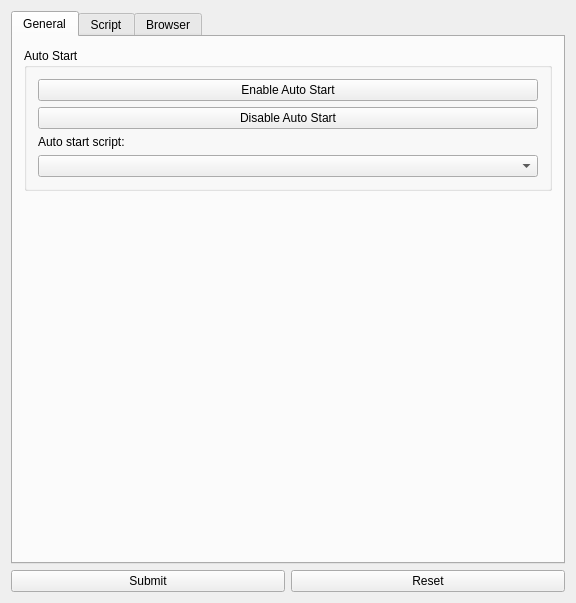
junity233/Concentrating, file Concentrating/SettingPage.ui: the form before one commit.
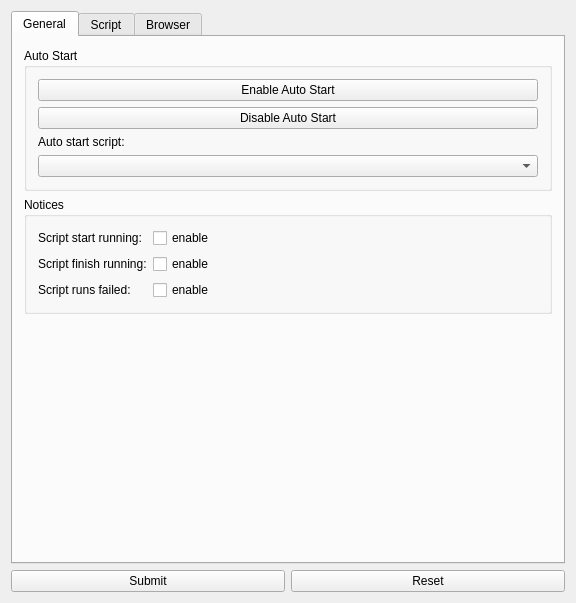
The form after the commit.

```diff
--- a/Concentrating/SettingPage.ui
+++ b/Concentrating/SettingPage.ui
@@ -57,6 +57,57 @@
          </layout>
         </widget>
        </item>
+       <item>
+        <widget class="QGroupBox" name="notices">
+         <property name="title">
+          <string>Notices</string>
+         </property>
+         <layout class="QFormLayout" name="formLayout">
+          <item row="0" column="0">
+           <widget class="QLabel" name="label_3">
+            <property name="text">
+             <string>Script start running:</string>
+            </property>
+           </widget>
+          </item>
+          <item row="0" column="1">
+           <widget class="QCheckBox" name="noticeScriptStart">
+            <property name="text">
+             <string>enable</string>
+            </property>
+           </widget>
+          </item>
+          <item row="1" column="0">
+           <widget class="QLabel" name="label_4">
+            <property name="text">
+             <string>Script finish running:</string>
+            </property>
+           </widget>
+          </item>
+          <item row="1" column="1">
+           <widget class="QCheckBox" name="noticeScriptFinish">
+            <property name="text">
+             <string>enable</string>
+            </property>
+           </widget>
+          </item>
+          <item row="2" column="0">
+           <widget class="QLabel" name="label_5">
+            <property name="text">
+             <string>Script runs failed:</string>
+            </property>
+           </widget>
+          </item>
+          <item row="2" column="1">
+           <widget class="QCheckBox" name="noticeScriptFailed">
+            <property name="text">
+             <string>enable</string>
+            </property>
+           </widget>
+          </item>
+         </layout>
+        </widget>
+       </item>
        <item>
         <spacer name="verticalSpacer">
          <property name="orientation">
```
